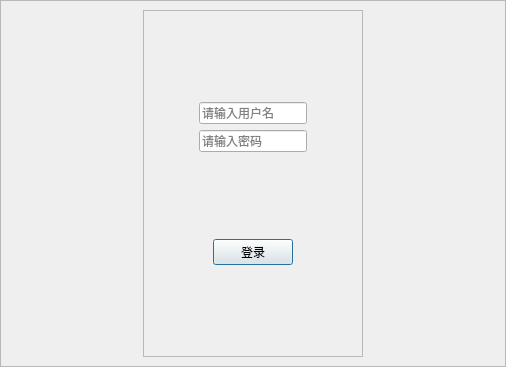
Above: dialog.ui from xiezhihu/Qt_Book before the change. Below: the same form after it.
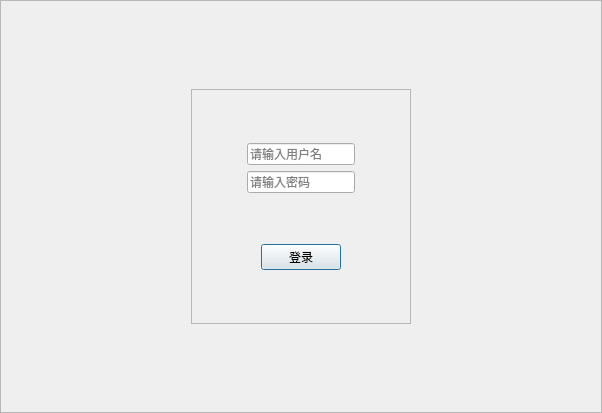
That is the form after the change. Icons and pictures are not drawn.

What changed in the file:
```diff
--- a/dialog.ui
+++ b/dialog.ui
@@ -6,8 +6,8 @@
    <rect>
     <x>0</x>
     <y>0</y>
-    <width>506</width>
-    <height>367</height>
+    <width>602</width>
+    <height>413</height>
    </rect>
   </property>
   <property name="windowTitle">
@@ -31,14 +31,19 @@
    </property>
    <item>
     <widget class="QFrame" name="frame">
+     <property name="styleSheet">
+      <string notr="true">        QFrame {
+        border-image: url(:/icon/1.png) 0 0 0 0 stretch stretch;
+        }</string>
+     </property>
      <property name="frameShape">
       <enum>QFrame::StyledPanel</enum>
      </property>
      <property name="frameShadow">
       <enum>QFrame::Raised</enum>
      </property>
-     <layout class="QGridLayout" name="gridLayout_2">
-      <item row="0" column="0">
+     <layout class="QHBoxLayout" name="horizontalLayout">
+      <item>
        <spacer name="horizontalSpacer">
         <property name="orientation">
          <enum>Qt::Horizontal</enum>
@@ -51,8 +56,31 @@
         </property>
        </spacer>
       </item>
-      <item row="0" column="1">
+      <item>
+       <layout class="QVBoxLayout" name="verticalLayout_3" stretch="1,3,1">
+        <property name="spacing">
+         <number>0</number>
+        </property>
+        <item>
+         <spacer name="verticalSpacer_4">
+          <property name="orientation">
+           <enum>Qt::Vertical</enum>
+          </property>
+          <property name="sizeHint" stdset="0">
+           <size>
+            <width>17</width>
+            <height>22</height>
+           </size>
+          </property>
+         </spacer>
+        </item>
+        <item>
        <widget class="QFrame" name="frameLogin">
+          <property name="styleSheet">
+           <string notr="true">QFrame {
+border-image: url(:/icon/book.png) 0 0 0 0 stretch stretch;
+}</string>
+          </property>
         <property name="frameShape">
          <enum>QFrame::StyledPanel</enum>
         </property>
@@ -182,7 +210,22 @@
         </layout>
        </widget>
       </item>
-      <item row="0" column="2">
+        <item>
+         <spacer name="verticalSpacer_5">
+          <property name="orientation">
+           <enum>Qt::Vertical</enum>
+          </property>
+          <property name="sizeHint" stdset="0">
+           <size>
+            <width>17</width>
+            <height>22</height>
+           </size>
+          </property>
+         </spacer>
+        </item>
+       </layout>
+      </item>
+      <item>
        <spacer name="horizontalSpacer_2">
         <property name="orientation">
          <enum>Qt::Horizontal</enum>
```
Left out of the diff: 84 changed lines with no effect on the pictures. Lines whose indentation alone changed are shown as unchanged.
